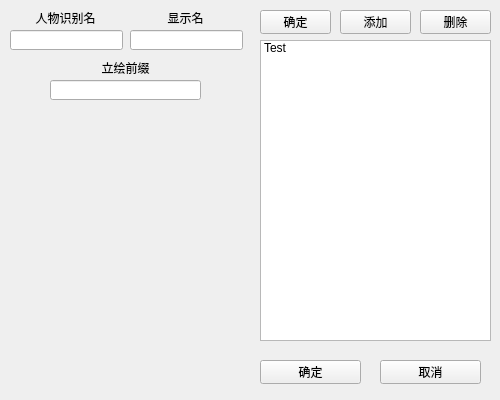
The window that src/ui/charaAdd.ui (MRSlouzk/Renpy-editor) describes before a commit, drawn with Qt 5.
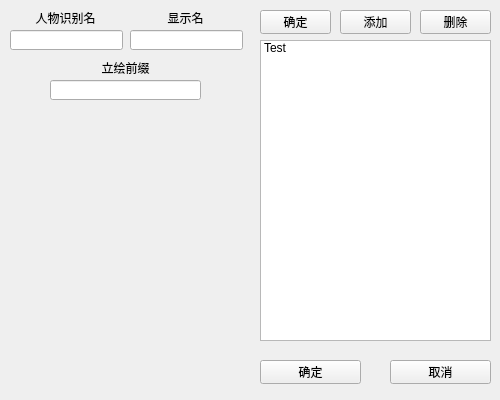
The same window after the commit.

```diff
--- a/src/ui/charaAdd.ui
+++ b/src/ui/charaAdd.ui
@@ -19,7 +19,7 @@
   <widget class="QPushButton" name="btnDialogEditExit">
    <property name="geometry">
     <rect>
-     <x>380</x>
+     <x>390</x>
      <y>360</y>
      <width>101</width>
      <height>24</height>
```
Left out of the diff: 3 changed lines with no effect on the pictures.
